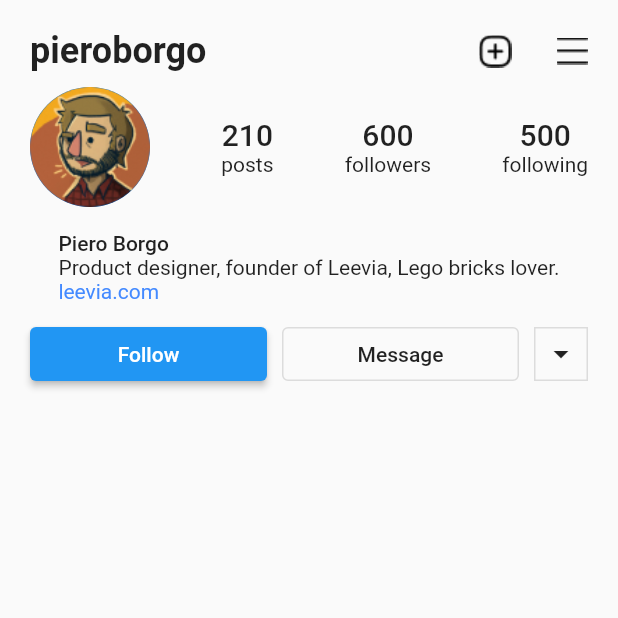
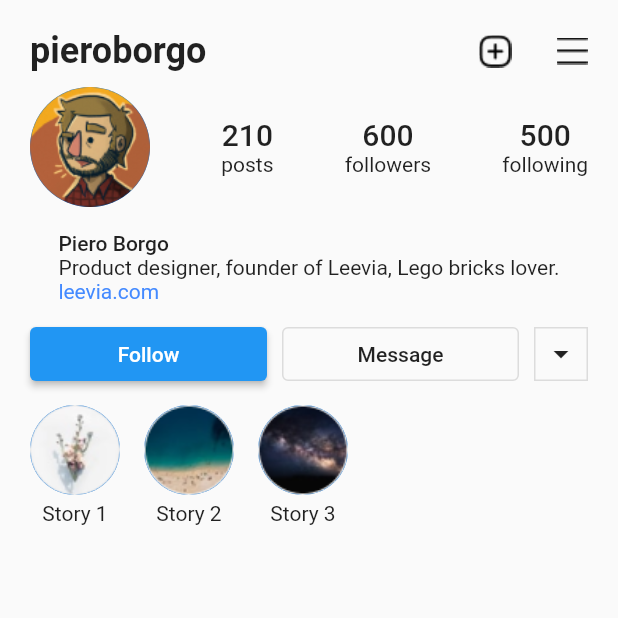
Before and after one commit to CinqueIzumi/Social-Media-Profile-Screen, a Flutter app: the screen it shows after launch, on a phone screen of 412 x 824 dp, the top half of it. Run offline on Flutter 3.47's test engine with Material 2 defaults, Android fonts, the phone set to English and light mode, and no system bars.

Commit message:
Added story bar

```diff
--- a/lib/ui/profile_screen.dart
+++ b/lib/ui/profile_screen.dart
@@ -1,6 +1,7 @@
 import 'package:flutter/material.dart';
 import 'package:social_media_profile_screen/utils/constants.dart';
 import 'package:social_media_profile_screen/widgets/interaction_bar.dart';
+import 'package:social_media_profile_screen/widgets/story_bar.dart';
 import 'package:social_media_profile_screen/widgets/top_bar.dart';
 import 'package:social_media_profile_screen/widgets/account_info.dart';
 import 'package:social_media_profile_screen/widgets/user_info.dart';
@@ -23,6 +24,8 @@ class ProfileScreen extends StatelessWidget {
                   UserInfo(),
                   SizedBox(height: 10,),
                   InteractionBar(),
+                  SizedBox(height: 10,),
+                  StoryBar(),
                 ],
               ),
             ),
--- /dev/null
+++ b/lib/widgets/story_bar.dart
@@ -0,0 +1,30 @@
+import 'package:flutter/material.dart';
+import 'package:social_media_profile_screen/widgets/story_item.dart';
+
+class StoryBar extends StatelessWidget {
+  @override
+  Widget build(BuildContext context) {
+    return Row(
+      children: [
+        StoryItem(
+          imageName: "story_flower.png",
+          storyName: "Story 1",
+        ),
+        SizedBox(
+          width: 16,
+        ),
+        StoryItem(
+          imageName: "story_beach.png",
+          storyName: "Story 2",
+        ),
+        SizedBox(
+          width: 16,
+        ),
+        StoryItem(
+          imageName: "story_sky.png",
+          storyName: "Story 3",
+        ),
+      ],
+    );
+  }
+}
--- /dev/null
+++ b/lib/widgets/story_item.dart
@@ -0,0 +1,24 @@
+import 'package:flutter/material.dart';
+import 'package:social_media_profile_screen/utils/constants.dart';
+
+class StoryItem extends StatelessWidget {
+
+  final String imageName;
+  final String storyName;
+
+  StoryItem({required this.imageName, required this.storyName});
+
+  @override
+  Widget build(BuildContext context) {
+    return Column(
+      children: [
+        CircleAvatar(
+          backgroundImage: AssetImage(kImagePath + this.imageName),
+          radius: 30,
+        ),
+        SizedBox(height: 4,),
+        Text(this.storyName),
+      ],
+    );
+  }
+}
```
